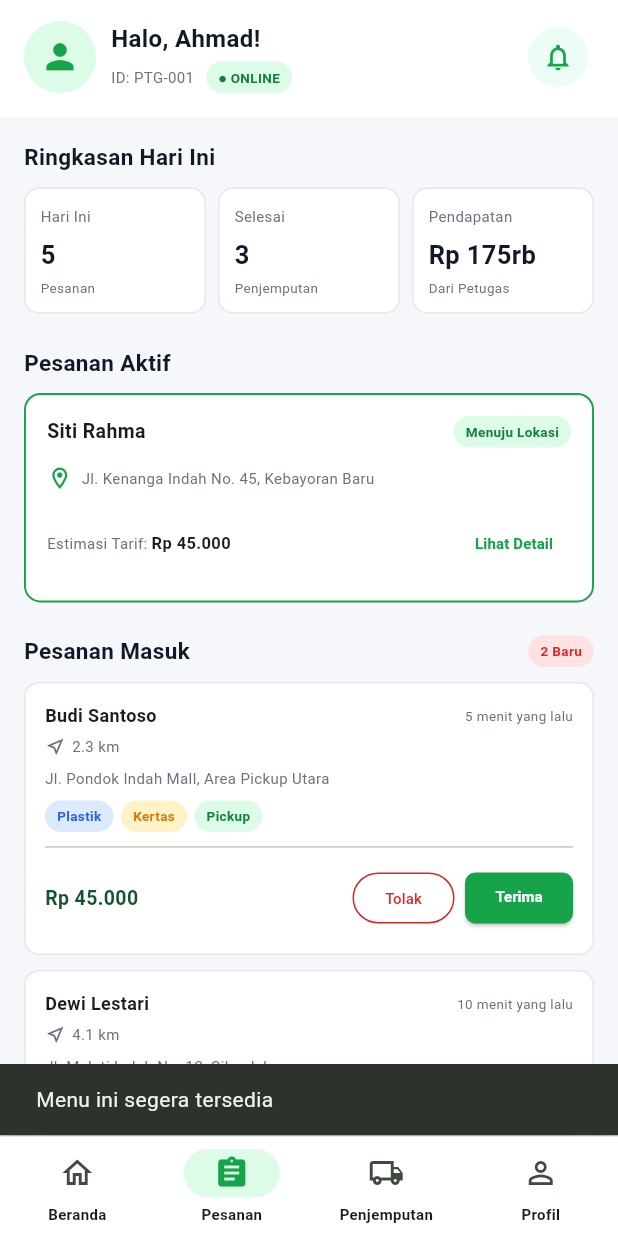
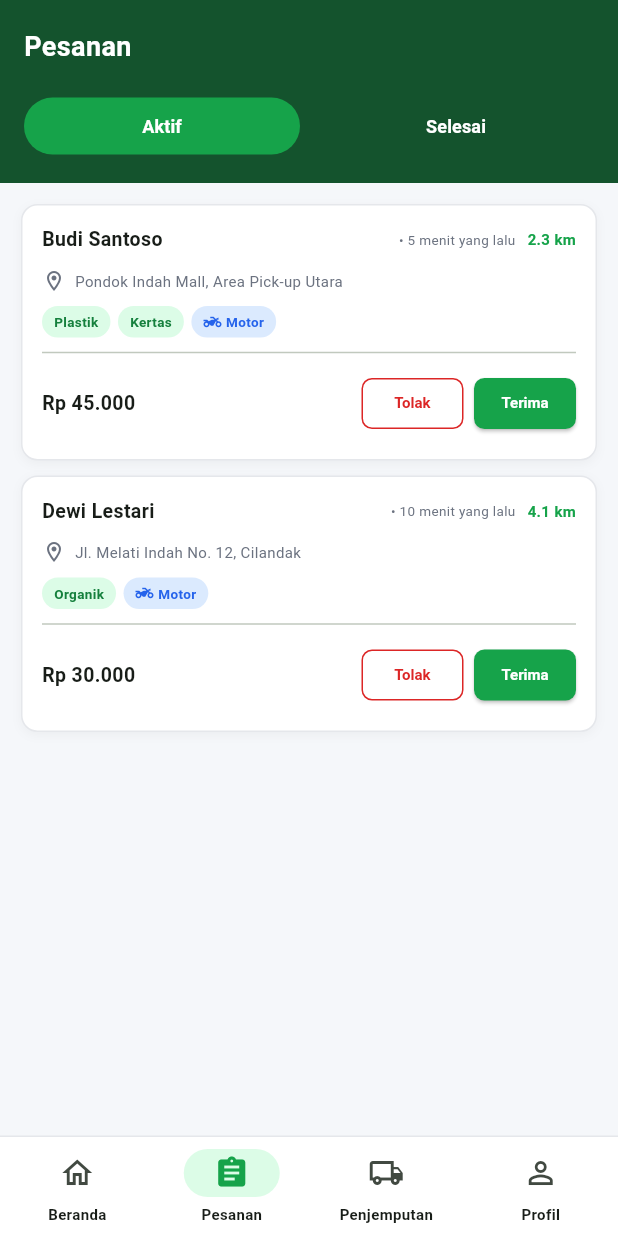
Before and after one commit to daffapriyantana/CleanPick, a Flutter app: the PetugasDashboardPage screen opened directly, item 2 of the bottom bar chosen, on a phone screen of 412 x 824 dp. Run offline on Flutter 3.47's test engine with Material 3 defaults, Android fonts, the phone set to English and light mode, and no system bars; our stand-ins replace equatable, flutter_bloc; accounts and stored records are empty.

Commit message:
Update halaman petugas

```diff
--- a/lib/presentation/pages/petugas_dashboard_page.dart
+++ b/lib/presentation/pages/petugas_dashboard_page.dart
@@ -4,6 +4,7 @@ import 'package:flutter_bloc/flutter_bloc.dart';
 import '../../core/theme/app_theme.dart';
 import '../bloc/auth/auth_cubit.dart';
 import '../bloc/auth/auth_state.dart';
+import 'petugas_orders_page.dart';
 
 class PetugasDashboardPage extends StatefulWidget {
   const PetugasDashboardPage({super.key});
@@ -25,7 +26,9 @@ class _PetugasDashboardPageState extends State<PetugasDashboardPage> {
     return Scaffold(
       backgroundColor: const Color(0xFFF5F7FA),
       body: SafeArea(
-        child: Column(
+        child: _selectedIndex == 1
+            ? PetugasOrdersView(onMessage: _showMessage)
+            : Column(
                 children: [
                   _Header(name: name, id: id),
                   Expanded(
@@ -96,7 +99,11 @@ class _PetugasDashboardPageState extends State<PetugasDashboardPage> {
                             address: 'Jl. Melati Indah No. 12, Cilandak',
                             chips: const [
                               ('Organik', Color(0xFFDCFCE7), Color(0xFF15803D)),
-                        ('Motor Tiga', Color(0xFFF3E8FF), Color(0xFF7E22CE))
+                              (
+                                'Motor Tiga',
+                                Color(0xFFF3E8FF),
+                                Color(0xFF7E22CE)
+                              )
                             ],
                             price: 'Rp 30.000',
                             onAction: _showMessage,
@@ -112,7 +119,9 @@ class _PetugasDashboardPageState extends State<PetugasDashboardPage> {
         selectedIndex: _selectedIndex,
         onSelected: (index) {
           setState(() => _selectedIndex = index);
-          if (index != 0) _showMessage('Menu ini segera tersedia');
+          if (index != 0 && index != 1) {
+            _showMessage('Menu ini segera tersedia');
+          }
         },
       ),
     );
--- /dev/null
+++ b/lib/presentation/pages/petugas_orders_page.dart
@@ -0,0 +1,375 @@
+import 'package:flutter/material.dart';
+
+import '../../core/theme/app_theme.dart';
+
+class PetugasOrdersView extends StatefulWidget {
+  final ValueChanged<String> onMessage;
+  const PetugasOrdersView({super.key, required this.onMessage});
+
+  @override
+  State<PetugasOrdersView> createState() => _PetugasOrdersViewState();
+}
+
+class _PetugasOrdersViewState extends State<PetugasOrdersView> {
+  bool _showCompleted = false;
+  final Set<String> _handledOrders = <String>{};
+
+  @override
+  Widget build(BuildContext context) {
+    return Column(
+      children: [
+        Container(
+          color: AppColors.primaryDark,
+          padding: const EdgeInsets.fromLTRB(16, 18, 16, 14),
+          child: Column(
+            crossAxisAlignment: CrossAxisAlignment.start,
+            children: [
+              const Text('Pesanan',
+                  style: TextStyle(
+                      color: Colors.white,
+                      fontSize: 18,
+                      fontWeight: FontWeight.bold)),
+              const SizedBox(height: 16),
+              Row(
+                children: [
+                  Expanded(
+                      child: _TabButton(
+                          label: 'Aktif',
+                          selected: !_showCompleted,
+                          onPressed: () =>
+                              setState(() => _showCompleted = false))),
+                  const SizedBox(width: 12),
+                  Expanded(
+                      child: _TabButton(
+                          label: 'Selesai',
+                          selected: _showCompleted,
+                          onPressed: () =>
+                              setState(() => _showCompleted = true))),
+                ],
+              ),
+            ],
+          ),
+        ),
+        Expanded(
+          child: SingleChildScrollView(
+            padding: const EdgeInsets.fromLTRB(14, 14, 14, 24),
+            child: _showCompleted ? _completedOrders() : _activeOrders(),
+          ),
+        ),
+      ],
+    );
+  }
+
+  Widget _activeOrders() {
+    final orders = [
+      const _OrderData(
+          name: 'Budi Santoso',
+          time: '5 menit yang lalu',
+          distance: '2.3 km',
+          location: 'Pondok Indah Mall, Area Pick-up Utara',
+          categories: ['Plastik', 'Kertas'],
+          price: 'Rp 45.000'),
+      const _OrderData(
+          name: 'Dewi Lestari',
+          time: '10 menit yang lalu',
+          distance: '4.1 km',
+          location: 'Jl. Melati Indah No. 12, Cilandak',
+          categories: ['Organik'],
+          price: 'Rp 30.000'),
+    ];
+    final visibleOrders =
+        orders.where((order) => !_handledOrders.contains(order.name)).toList();
+    if (visibleOrders.isEmpty) {
+      return const _EmptyOrders(message: 'Tidak ada pesanan aktif');
+    }
+    return Column(
+        children: visibleOrders
+            .map((order) => Padding(
+                padding: const EdgeInsets.only(bottom: 10),
+                child: _ActiveOrderCard(order: order, onAction: _handleOrder)))
+            .toList());
+  }
+
+  Widget _completedOrders() {
+    const orders = [
+      _OrderData(
+          name: 'Budi Santoso',
+          time: 'Hari ini, 14:20',
+          location: 'Pondok Indah Mall, Area Pick-up Utara',
+          categories: ['Plastik', 'Kertas'],
+          price: 'Rp 45.000'),
+      _OrderData(
+          name: 'Siti Rahma',
+          time: 'Hari ini, 10:15',
+          location: 'Jl. Melati Indah No. 12, Cilandak',
+          categories: ['Organik'],
+          price: 'Rp 30.000'),
+      _OrderData(
+          name: 'Hendra Wijaya',
+          time: 'Kemarin, 16:45',
+          location: 'Kebayoran Heights Block C-5',
+          categories: ['Plastik', 'Kaca', 'Logam'],
+          price: 'Rp 65.000'),
+    ];
+    return Column(
+        children: orders
+            .map((order) => Padding(
+                padding: const EdgeInsets.only(bottom: 10),
+                child: _CompletedOrderCard(order: order)))
+            .toList());
+  }
+
+  void _handleOrder(String name, bool accepted) {
+    setState(() => _handledOrders.add(name));
+    widget.onMessage(
+        accepted ? 'Pesanan $name diterima' : 'Pesanan $name ditolak');
+  }
+}
+
+class _TabButton extends StatelessWidget {
+  final String label;
+  final bool selected;
+  final VoidCallback onPressed;
+  const _TabButton(
+      {required this.label, required this.selected, required this.onPressed});
+
+  @override
+  Widget build(BuildContext context) {
+    return TextButton(
+      onPressed: onPressed,
+      style: TextButton.styleFrom(
+        backgroundColor: selected ? AppColors.primary : Colors.transparent,
+        foregroundColor: Colors.white,
+        minimumSize: const Size.fromHeight(38),
+        shape: RoundedRectangleBorder(borderRadius: BorderRadius.circular(22)),
+      ),
+      child: Text(label,
+          style: const TextStyle(fontSize: 12, fontWeight: FontWeight.bold)),
+    );
+  }
+}
+
+class _OrderData {
+  final String name;
+  final String time;
+  final String? distance;
+  final String location;
+  final List<String> categories;
+  final String price;
+  const _OrderData(
+      {required this.name,
+      required this.time,
+      this.distance,
+      required this.location,
+      required this.categories,
+      required this.price});
+}
+
+class _ActiveOrderCard extends StatelessWidget {
+  final _OrderData order;
+  final void Function(String, bool) onAction;
+  const _ActiveOrderCard({required this.order, required this.onAction});
+
+  @override
+  Widget build(BuildContext context) {
+    return _OrderCardFrame(
+      child: Column(crossAxisAlignment: CrossAxisAlignment.start, children: [
+        Row(children: [
+          Expanded(
+              child: Text(order.name,
+                  style: const TextStyle(
+                      fontSize: 13, fontWeight: FontWeight.bold))),
+          Text('• ${order.time}',
+              style:
+                  const TextStyle(fontSize: 9, color: AppColors.textSecondary)),
+          const SizedBox(width: 8),
+          Text(order.distance!,
+              style: const TextStyle(
+                  fontSize: 10,
+                  color: AppColors.primary,
+                  fontWeight: FontWeight.bold)),
+        ]),
+        const SizedBox(height: 10),
+        _LocationText(order.location),
+        const SizedBox(height: 9),
+        _CategoryWrap(categories: order.categories, includeMotor: true),
+        const Divider(height: 20),
+        Row(children: [
+          Text(order.price,
+              style:
+                  const TextStyle(fontSize: 13, fontWeight: FontWeight.bold)),
+          const Spacer(),
+          OutlinedButton(
+              onPressed: () => onAction(order.name, false),
+              style: _smallButtonStyle(AppColors.error),
+              child: const Text('Tolak')),
+          const SizedBox(width: 7),
+          ElevatedButton(
+              onPressed: () => onAction(order.name, true),
+              style: _smallButtonStyle(Colors.white),
+              child: const Text('Terima')),
+        ]),
+      ]),
+    );
+  }
+}
+
+class _CompletedOrderCard extends StatelessWidget {
+  final _OrderData order;
+  const _CompletedOrderCard({required this.order});
+
+  @override
+  Widget build(BuildContext context) {
+    return _OrderCardFrame(
+      child: Column(crossAxisAlignment: CrossAxisAlignment.start, children: [
+        Row(children: [
+          Expanded(
+              child: Text(order.name,
+                  style: const TextStyle(
+                      fontSize: 13, fontWeight: FontWeight.bold))),
+          Text('• ${order.time}',
+              style:
+                  const TextStyle(fontSize: 9, color: AppColors.textSecondary)),
+          const SizedBox(width: 8),
+          const _StatusPill(),
+        ]),
+        const SizedBox(height: 11),
+        _LocationText(order.location),
+        const SizedBox(height: 9),
+        _CategoryWrap(categories: order.categories),
+        const Divider(height: 20),
+        Row(children: [
+          const Text('Pendapatan',
+              style: TextStyle(fontSize: 10, color: AppColors.textSecondary)),
+          const Spacer(),
+          Text(order.price,
+              style: const TextStyle(
+                  fontSize: 13,
+                  color: AppColors.primary,
+                  fontWeight: FontWeight.bold)),
+        ]),
+      ]),
+    );
+  }
+}
+
+class _OrderCardFrame extends StatelessWidget {
+  final Widget child;
+  const _OrderCardFrame({required this.child});
+
+  @override
+  Widget build(BuildContext context) => Container(
+        width: double.infinity,
+        padding: const EdgeInsets.all(13),
+        decoration: BoxDecoration(
+            color: Colors.white,
+            borderRadius: BorderRadius.circular(11),
+            border: Border.all(color: AppColors.border),
+            boxShadow: const [
+              BoxShadow(
+                  color: Color(0x0A000000), blurRadius: 5, offset: Offset(0, 2))
+            ]),
+        child: child,
+      );
+}
+
+class _LocationText extends StatelessWidget {
+  final String location;
+  const _LocationText(this.location);
+
+  @override
+  Widget build(BuildContext context) => Row(children: [
+        const Icon(Icons.location_on_outlined,
+            size: 16, color: AppColors.textSecondary),
+        const SizedBox(width: 6),
+        Expanded(
+            child: Text(location,
+                maxLines: 2,
+                overflow: TextOverflow.ellipsis,
+                style: const TextStyle(
+                    fontSize: 10, color: AppColors.textSecondary))),
+      ]);
+}
+
+class _CategoryWrap extends StatelessWidget {
+  final List<String> categories;
+  final bool includeMotor;
+  const _CategoryWrap({required this.categories, this.includeMotor = false});
+
+  @override
+  Widget build(BuildContext context) {
+    final values = [...categories, if (includeMotor) 'Motor'];
+    return Wrap(
+        spacing: 5,
+        runSpacing: 4,
+        children: values.map((value) => _CategoryPill(value)).toList());
+  }
+}
+
+class _CategoryPill extends StatelessWidget {
+  final String value;
+  const _CategoryPill(this.value);
+
+  @override
+  Widget build(BuildContext context) {
+    final isVehicle = value == 'Motor';
+    return Container(
+      padding: const EdgeInsets.symmetric(horizontal: 8, vertical: 4),
+      decoration: BoxDecoration(
+          color: isVehicle ? const Color(0xFFDBEAFE) : const Color(0xFFDCFCE7),
+          borderRadius: BorderRadius.circular(12)),
+      child: Row(mainAxisSize: MainAxisSize.min, children: [
+        if (isVehicle)
+          const Icon(Icons.two_wheeler, size: 12, color: Color(0xFF2563EB)),
+        if (isVehicle) const SizedBox(width: 3),
+        Text(value,
+            style: TextStyle(
+                fontSize: 9,
+                color: isVehicle
+                    ? const Color(0xFF2563EB)
+                    : const Color(0xFF15803D),
+                fontWeight: FontWeight.w600)),
+      ]),
+    );
+  }
+}
+
+class _StatusPill extends StatelessWidget {
+  const _StatusPill();
+
+  @override
+  Widget build(BuildContext context) => Container(
+      padding: const EdgeInsets.symmetric(horizontal: 8, vertical: 4),
+      decoration: BoxDecoration(
+          color: const Color(0xFFDCFCE7),
+          borderRadius: BorderRadius.circular(12)),
+      child: const Text('Selesai',
+          style: TextStyle(
+              fontSize: 9,
+              color: Color(0xFF15803D),
+              fontWeight: FontWeight.bold)));
+}
+
+class _EmptyOrders extends StatelessWidget {
+  final String message;
+  const _EmptyOrders({required this.message});
+
+  @override
+  Widget build(BuildContext context) => Center(
+      child: Padding(
+          padding: const EdgeInsets.all(32),
+          child: Text(message,
+              style: const TextStyle(color: AppColors.textSecondary))));
+}
+
+ButtonStyle _smallButtonStyle(Color foreground) => ElevatedButton.styleFrom(
+    foregroundColor: foreground,
+    backgroundColor:
+        foreground == Colors.white ? AppColors.primary : Colors.white,
+    minimumSize: const Size(68, 34),
+    padding: const EdgeInsets.symmetric(horizontal: 10),
+    side: foreground == AppColors.error
+        ? const BorderSide(color: AppColors.error)
+        : null,
+    shape: RoundedRectangleBorder(borderRadius: BorderRadius.circular(7)),
+    textStyle: const TextStyle(fontSize: 10, fontWeight: FontWeight.bold));
```
Lines whose indentation alone changed are shown as unchanged.
